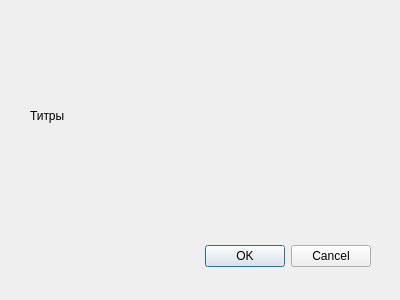
The window that ui/settings.ui (glebvi1/YandexSudoku) describes before a commit, drawn with Qt 5.
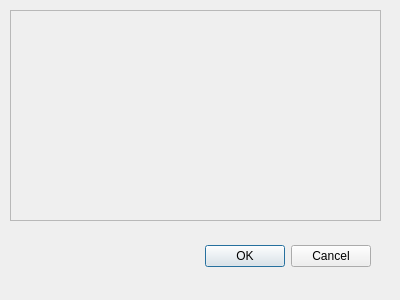
The same window after the commit.

The edit to the form file:
```diff
--- a/ui/settings.ui
+++ b/ui/settings.ui
@@ -29,18 +29,28 @@
     <set>QDialogButtonBox::Cancel|QDialogButtonBox::Ok</set>
    </property>
   </widget>
-  <widget class="QLabel" name="label">
+  <widget class="QScrollArea" name="scroll">
    <property name="geometry">
     <rect>
-     <x>30</x>
+     <x>10</x>
      <y>10</y>
-     <width>341</width>
+     <width>371</width>
      <height>211</height>
     </rect>
    </property>
-   <property name="text">
-    <string>Титры</string>
+   <property name="widgetResizable">
+    <bool>true</bool>
    </property>
+   <widget class="QWidget" name="scrollAreaWidgetContents">
+    <property name="geometry">
+     <rect>
+      <x>0</x>
+      <y>0</y>
+      <width>369</width>
+      <height>209</height>
+     </rect>
+    </property>
+   </widget>
   </widget>
  </widget>
  <resources/>
```
